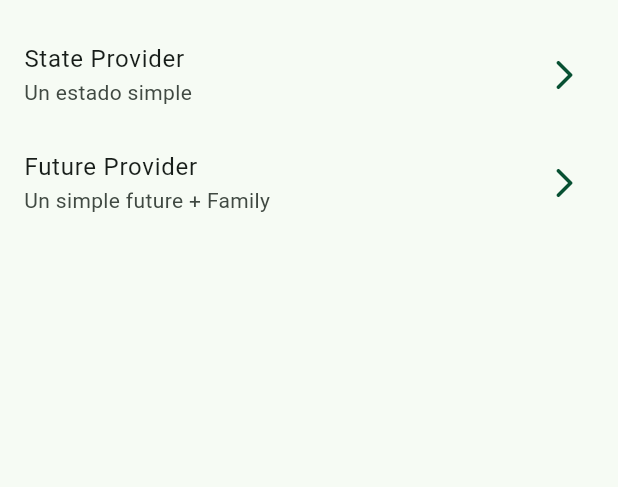
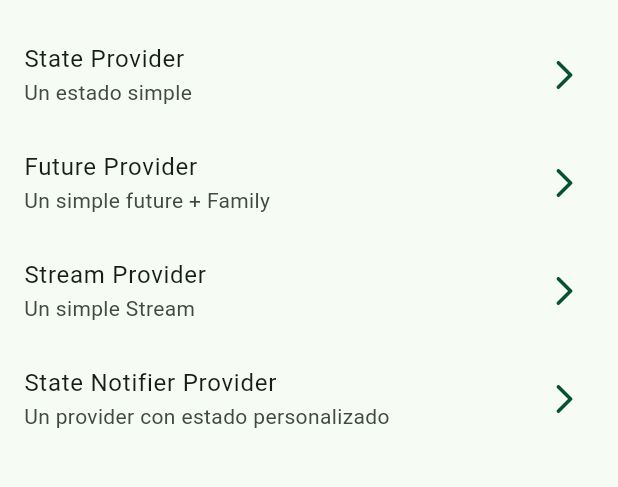
Before and after one commit to KevinBSC97/river_app, a Flutter app: the screen it shows after launch, on a phone screen of 412 x 824 dp, the part 63-550 px from its top. Run offline on Flutter 3.47's test engine with Material 3 defaults, Android fonts, the phone set to English and light mode, and no system bars; our stand-ins replace dio, flutter_riverpod, go_router, google_fonts; missing offline and left inert: random_name_generator.

Commit message:
pagina del home

```diff
--- a/lib/presentation/screens/home/home_screen.dart
+++ b/lib/presentation/screens/home/home_screen.dart
@@ -32,7 +32,17 @@ class _HomeScreenView extends StatelessWidget {
           title: 'Future Provider',
           subTitle: 'Un simple future + Family',
           location: '/future-provider'
-        )
+        ),
+        _CustomListTile(
+          title: 'Stream Provider',
+          subTitle: 'Un simple Stream',
+          location: '/stream-provider'
+        ),
+        _CustomListTile(
+          title: 'State Notifier Provider',
+          subTitle: 'Un provider con estado personalizado',
+          location: '/state-notifier-provider'
+        ),
       ],
     );
   }
```
